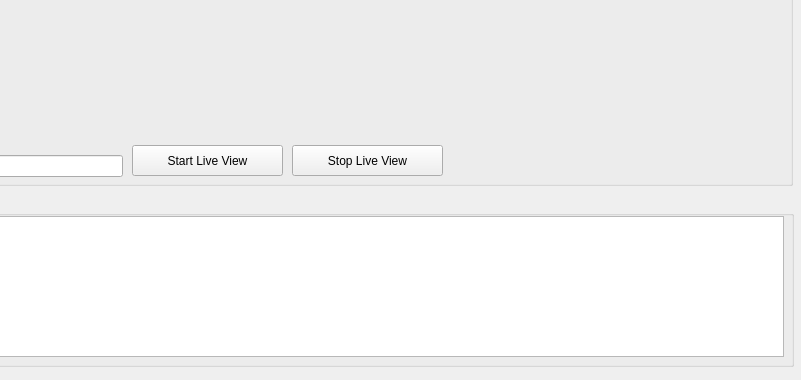
Above: imageshow.ui from AdvancedPhotonSource/DashPVA before the change; both pictures show x 557 to 1358 and y 434 to 814 of the 1358 by 814 pixel window. Below: the same form after it.
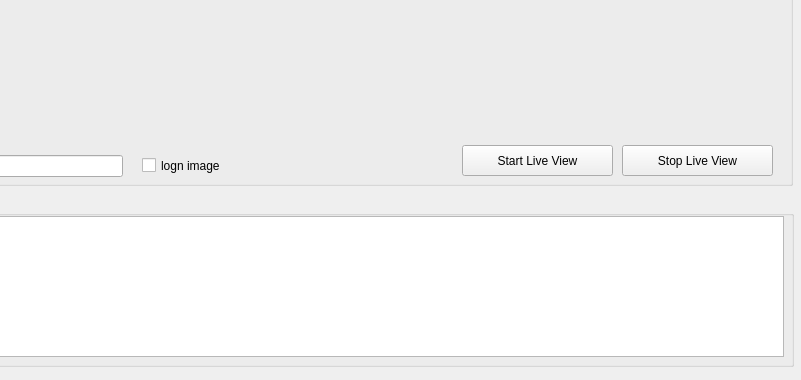
That is the form after the change. Custom widgets are drawn as their Qt base class.

Commit message: updated ui with log check, need to get log plotting working

Patch:
```diff
--- a/imageshow.ui
+++ b/imageshow.ui
@@ -63,7 +63,7 @@
     <widget class="QPushButton" name="stop_live_view">
      <property name="geometry">
       <rect>
-       <x>840</x>
+       <x>1170</x>
        <y>570</y>
        <width>151</width>
        <height>31</height>
@@ -139,7 +139,7 @@
     <widget class="QPushButton" name="start_live_view">
      <property name="geometry">
       <rect>
-       <x>680</x>
+       <x>1010</x>
        <y>570</y>
        <width>151</width>
        <height>31</height>
@@ -212,6 +212,28 @@
       <string>Plotting rate (Hz)</string>
      </property>
     </widget>
+    <widget class="QCheckBox" name="log_image">
+     <property name="enabled">
+      <bool>true</bool>
+     </property>
+     <property name="geometry">
+      <rect>
+       <x>690</x>
+       <y>580</y>
+       <width>101</width>
+       <height>21</height>
+      </rect>
+     </property>
+     <property name="tabletTracking">
+      <bool>false</bool>
+     </property>
+     <property name="text">
+      <string>logn image</string>
+     </property>
+     <property name="checked">
+      <bool>false</bool>
+     </property>
+    </widget>
    </widget>
    <widget class="QGroupBox" name="QGroupBox_log">
     <property name="geometry">
```
The commit also changes 1 other file.
